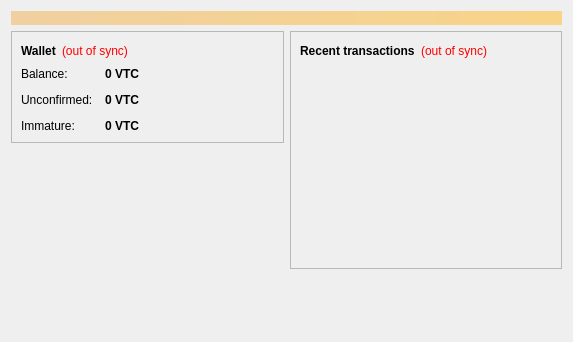
Old version of the form src/qt/forms/overviewpage.ui in the repository exchangecoin/exchangecoin.
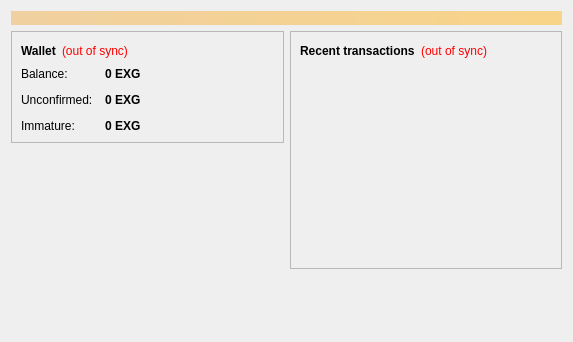
New version of the form.

What changed in the file:
```diff
--- a/src/qt/forms/overviewpage.ui
+++ b/src/qt/forms/overviewpage.ui
@@ -122,7 +122,7 @@
                <string>Your current balance</string>
               </property>
               <property name="text">
-               <string notr="true">0 VTC</string>
+               <string notr="true">0 EXG</string>
               </property>
               <property name="textInteractionFlags">
                <set>Qt::LinksAccessibleByMouse|Qt::TextSelectableByKeyboard|Qt::TextSelectableByMouse</set>
@@ -151,7 +151,7 @@
                <string>Total of transactions that have yet to be confirmed, and do not yet count toward the current balance</string>
               </property>
               <property name="text">
-               <string notr="true">0 VTC</string>
+               <string notr="true">0 EXG</string>
               </property>
               <property name="textInteractionFlags">
                <set>Qt::LinksAccessibleByMouse|Qt::TextSelectableByKeyboard|Qt::TextSelectableByMouse</set>
@@ -177,7 +177,7 @@
                <string>Mined balance that has not yet matured</string>
               </property>
               <property name="text">
-               <string notr="true">0 VTC</string>
+               <string notr="true">0 EXG</string>
               </property>
               <property name="textInteractionFlags">
                <set>Qt::LinksAccessibleByMouse|Qt::TextSelectableByKeyboard|Qt::TextSelectableByMouse</set>
```
Left out of the diff: 4 changed lines with no effect on the pictures.
